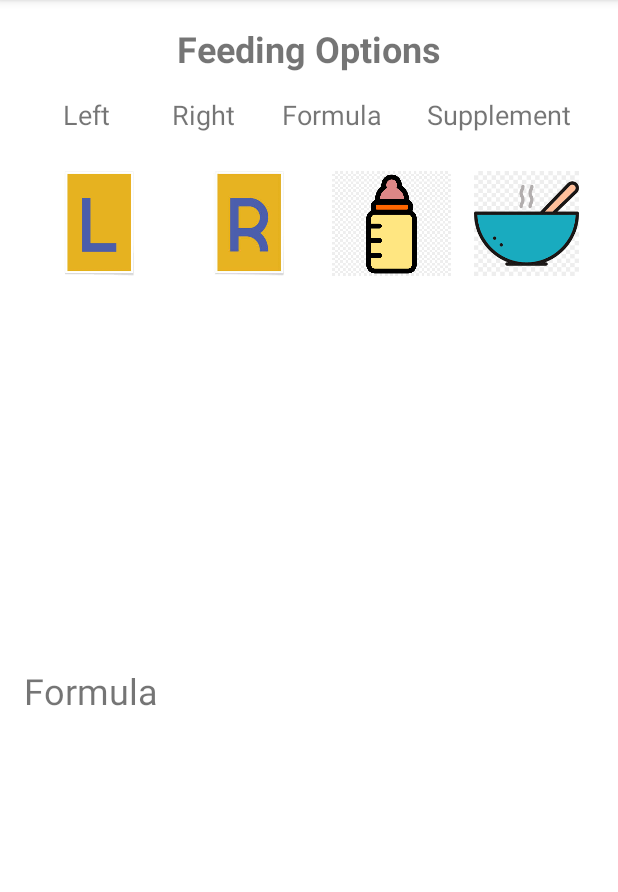
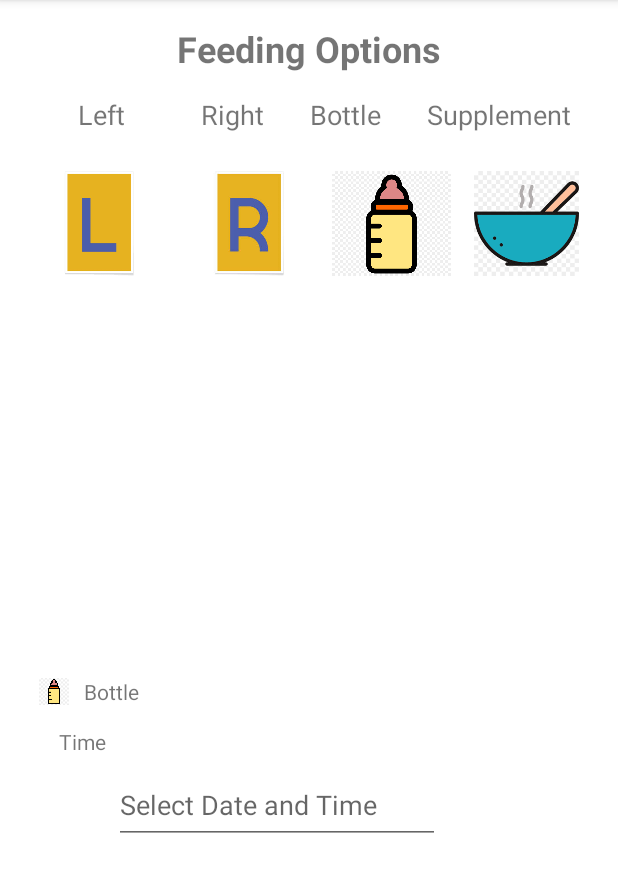
Before and after one commit to GeMath18/Baby_Manager, an Android app: the fragment FormulafeedingFragment placed in its activity, on a phone screen of 412 x 824 dp, the part 84-976 px from its top. Run offline under Robolectric (Android 15) with nearby library versions, the phone set to English and light mode, and no system bars.

Commit message:
i can select date and time

```diff
--- a/app/src/main/res/layout/activity_feeding.xml
+++ b/app/src/main/res/layout/activity_feeding.xml
@@ -49,7 +49,7 @@
             android:layout_height="wrap_content"
             android:gravity="end"
             android:padding="15dp"
-            android:text="@string/formula_text"
+            android:text="@string/bottle_text"
             android:textSize="18sp" />
 
         <TextView
--- a/app/src/main/res/layout/fragment_formulafeeding.xml
+++ b/app/src/main/res/layout/fragment_formulafeeding.xml
@@ -1,14 +1,61 @@
 <?xml version="1.0" encoding="utf-8"?>
 <FrameLayout xmlns:android="http://schemas.android.com/apk/res/android"
+    xmlns:app="http://schemas.android.com/apk/res-auto"
     xmlns:tools="http://schemas.android.com/tools"
-    android:layout_width="match_parent"
-    android:layout_height="match_parent"
+    android:layout_width="383dp"
+    android:layout_height="260dp"
     tools:context=".FormulafeedingFragment">
 
-    <TextView
-        android:id="@+id/formula_label"
-        android:layout_width="wrap_content"
-        android:layout_height="wrap_content"
-        android:text="@string/formula_text"
-        android:textSize="24sp" />
+    <androidx.constraintlayout.widget.ConstraintLayout
+        android:layout_width="383dp"
+        android:layout_height="260dp">
+
+        <ImageView
+            android:id="@+id/imageView"
+            android:layout_width="40dp"
+            android:layout_height="34dp"
+            android:contentDescription="@string/bottle_corner_icon_text"
+            android:paddingHorizontal="10dp"
+            android:src="@drawable/bottleicon2"
+            app:layout_constraintStart_toStartOf="parent"
+            app:layout_constraintTop_toTopOf="parent" />
+
+        <TextView
+            android:id="@+id/textView6"
+            android:layout_width="wrap_content"
+            android:layout_height="wrap_content"
+            android:text="@string/bottle_mini_text"
+            app:layout_constraintBottom_toBottomOf="@+id/imageView"
+            app:layout_constraintStart_toEndOf="@+id/imageView"
+            app:layout_constraintTop_toTopOf="parent" />
+
+        <TextView
+            android:id="@+id/time_label"
+            android:layout_width="78dp"
+            android:layout_height="33dp"
+            android:gravity="center"
+            android:text="@string/time_label"
+            app:layout_constraintStart_toStartOf="parent"
+            app:layout_constraintTop_toBottomOf="@+id/imageView" />
+
+        <EditText
+            android:id="@+id/date_time_label"
+            android:layout_width="217dp"
+            android:layout_height="51dp"
+            android:hint="@string/select_date_and_time_text"
+            android:inputType="none"
+            app:layout_constraintBottom_toBottomOf="parent"
+            app:layout_constraintEnd_toEndOf="parent"
+            app:layout_constraintHorizontal_bias="0.361"
+            app:layout_constraintStart_toStartOf="parent"
+            app:layout_constraintTop_toBottomOf="@+id/time_label"
+            app:layout_constraintVertical_bias="0.0" />
+
+    </androidx.constraintlayout.widget.ConstraintLayout>
+
+
+
+
+
+
 </FrameLayout>
--- a/app/src/main/res/values/strings.xml
+++ b/app/src/main/res/values/strings.xml
@@ -55,6 +55,11 @@
     <string name="left_b_text">Left</string>
     <string name="right_b_text">Right</string>
     <string name="formula_2_text">Formula</string>
+    <string name="bottle_text">Bottle</string>
+    <string name="bottle_mini_text">Bottle</string>
+    <string name="bottle_corner_icon_text">bottle corner icon</string>
+    <string name="time_label">Time</string>
+    <string name="select_date_and_time_text">Select Date and Time</string>
 
 
 </resources>
```
Also changed, not shown: app/src/main/java/com/example/babymanager/FormulafeedingFragment.java (+62 -0 lines).
